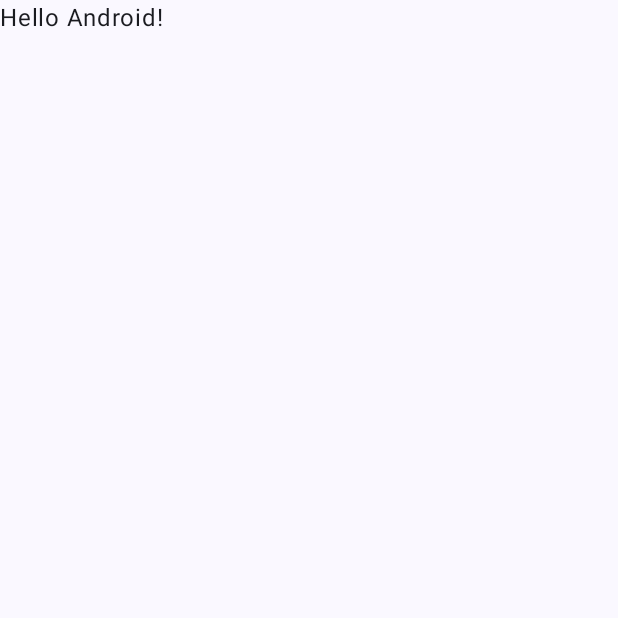
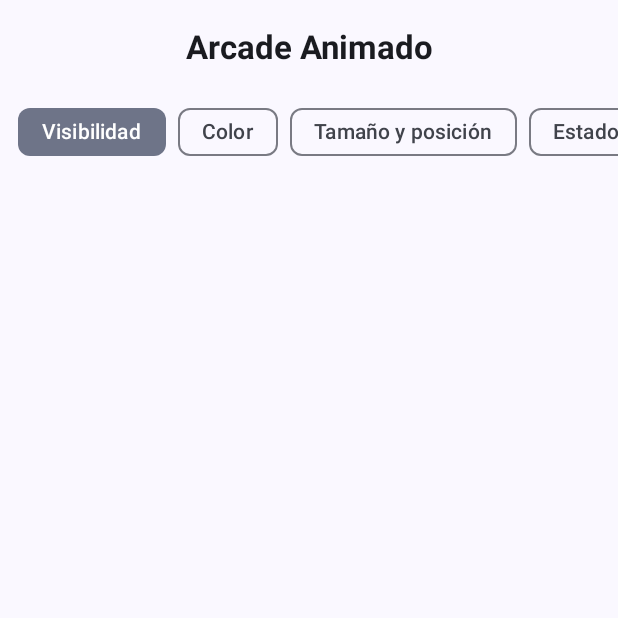
Before and after one commit to einarsejje-666/LAB13-ANIMACIONES, an Android app built with Jetpack Compose: the screen it shows after launch (MainActivity), on a phone screen of 412 x 824 dp, the top half of it. Before the commit the part shown is almost empty. Run offline under Robolectric (Android 15) with nearby library versions, the phone set to English and light mode, and no system bars; 1 statement that could not run was skipped.

Commit message:
Agregar pantalla principal con una sección para cada tipo de animación

```diff
--- a/app/build.gradle.kts
+++ b/app/build.gradle.kts
@@ -36,6 +36,9 @@ android {
 }
 
 dependencies {
+    // Iconos de Material (estrella, corazón, flechas, reproducir)
+    implementation("androidx.compose.material:material-icons-core:1.7.8")
+
     implementation(libs.androidx.core.ktx)
     implementation(libs.androidx.lifecycle.runtime.ktx)
     implementation(libs.androidx.activity.compose)
--- a/app/src/main/java/com/example/animaciones/MainActivity.kt
+++ b/app/src/main/java/com/example/animaciones/MainActivity.kt
@@ -4,13 +4,6 @@ import android.os.Bundle
 import androidx.activity.ComponentActivity
 import androidx.activity.compose.setContent
 import androidx.activity.enableEdgeToEdge
-import androidx.compose.foundation.layout.fillMaxSize
-import androidx.compose.foundation.layout.padding
-import androidx.compose.material3.Scaffold
-import androidx.compose.material3.Text
-import androidx.compose.runtime.Composable
-import androidx.compose.ui.Modifier
-import androidx.compose.ui.tooling.preview.Preview
 import com.example.animaciones.ui.theme.ArcadeAnimadoTheme
 
 class MainActivity : ComponentActivity() {
@@ -19,29 +12,8 @@ class MainActivity : ComponentActivity() {
         enableEdgeToEdge()
         setContent {
             ArcadeAnimadoTheme {
-                Scaffold(modifier = Modifier.fillMaxSize()) { innerPadding ->
-                    Greeting(
-                        name = "Android",
-                        modifier = Modifier.padding(innerPadding)
-                    )
-                }
+                PantallaPrincipal()
             }
         }
     }
 }
-
-@Composable
-fun Greeting(name: String, modifier: Modifier = Modifier) {
-    Text(
-        text = "Hello $name!",
-        modifier = modifier
-    )
-}
-
-@Preview(showBackground = true)
-@Composable
-fun GreetingPreview() {
-    ArcadeAnimadoTheme {
-        Greeting("Android")
-    }
-}
--- /dev/null
+++ b/app/src/main/java/com/example/animaciones/PantallaPrincipal.kt
@@ -0,0 +1,84 @@
+package com.example.animaciones
+
+import androidx.compose.animation.Crossfade
+import androidx.compose.animation.core.tween
+import androidx.compose.foundation.background
+import androidx.compose.foundation.layout.Arrangement
+import androidx.compose.foundation.layout.Box
+import androidx.compose.foundation.layout.Column
+import androidx.compose.foundation.layout.PaddingValues
+import androidx.compose.foundation.layout.fillMaxSize
+import androidx.compose.foundation.layout.padding
+import androidx.compose.foundation.lazy.LazyRow
+import androidx.compose.foundation.lazy.items
+import androidx.compose.material3.CenterAlignedTopAppBar
+import androidx.compose.material3.ExperimentalMaterial3Api
+import androidx.compose.material3.FilterChip
+import androidx.compose.material3.MaterialTheme
+import androidx.compose.material3.Scaffold
+import androidx.compose.material3.Text
+import androidx.compose.runtime.Composable
+import androidx.compose.runtime.getValue
+import androidx.compose.runtime.mutableStateOf
+import androidx.compose.runtime.saveable.rememberSaveable
+import androidx.compose.runtime.setValue
+import androidx.compose.ui.Alignment
+import androidx.compose.ui.Modifier
+import androidx.compose.ui.text.font.FontWeight
+import androidx.compose.ui.unit.dp
+import com.example.animaciones.ejercicios.EjercicioVisibilidad
+
+/** Secciones de la app, una por cada tipo de animación. */
+enum class Seccion(val titulo: String) {
+    VISIBILIDAD("Visibilidad"),
+    COLOR("Color"),
+    MOVIMIENTO("Tamaño y posición"),
+    ESTADOS("Estados"),
+    JUEGO("Juego")
+}
+
+@OptIn(ExperimentalMaterial3Api::class)
+@Composable
+fun PantallaPrincipal() {
+    var seccion by rememberSaveable { mutableStateOf(Seccion.VISIBILIDAD) }
+
+    Scaffold(
+        topBar = {
+            Column(modifier = Modifier.background(MaterialTheme.colorScheme.surface)) {
+                CenterAlignedTopAppBar(
+                    title = { Text("Arcade Animado", fontWeight = FontWeight.Bold) }
+                )
+                LazyRow(
+                    contentPadding = PaddingValues(horizontal = 12.dp),
+                    horizontalArrangement = Arrangement.spacedBy(8.dp),
+                    modifier = Modifier.padding(bottom = 8.dp)
+                ) {
+                    items(Seccion.entries) { opcion ->
+                        FilterChip(
+                            selected = opcion == seccion,
+                            onClick = { seccion = opcion },
+                            label = { Text(opcion.titulo) }
+                        )
+                    }
+                }
+            }
+        }
+    ) { padding ->
+        // Cambio de sección con un fundido corto
+        Crossfade(
+            targetState = seccion,
+            animationSpec = tween(durationMillis = 350),
+            modifier = Modifier
+                .padding(padding)
+                .fillMaxSize(),
+            label = "seccion"
+        ) { actual ->
+            when (actual) {
+                Seccion.VISIBILIDAD -> EjercicioVisibilidad()
+                else -> Box(Modifier.fillMaxSize(), contentAlignment = Alignment.Center) {
+                    Text("Próximamente", style = MaterialTheme.typography.titleMedium)
+                }
+            }
+        }
+    }
+}
```
Also changed, not shown: app/src/main/java/com/example/animaciones/ejercicios/Componentes.kt (added, +38 -0 lines).
